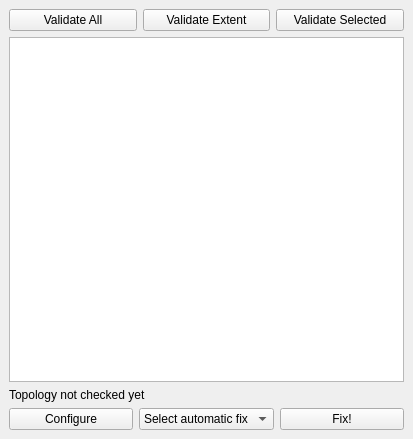
wonder-sk/topol, file checkDock.ui: the form before one commit.
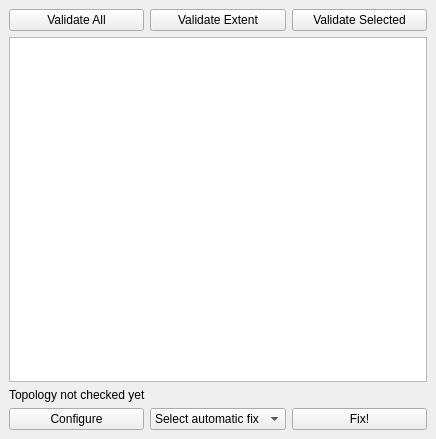
The form after the commit.

The edit to the form file:
```diff
--- a/checkDock.ui
+++ b/checkDock.ui
@@ -6,7 +6,7 @@
    <rect>
     <x>0</x>
     <y>0</y>
-    <width>413</width>
+    <width>436</width>
     <height>439</height>
    </rect>
   </property>
```
